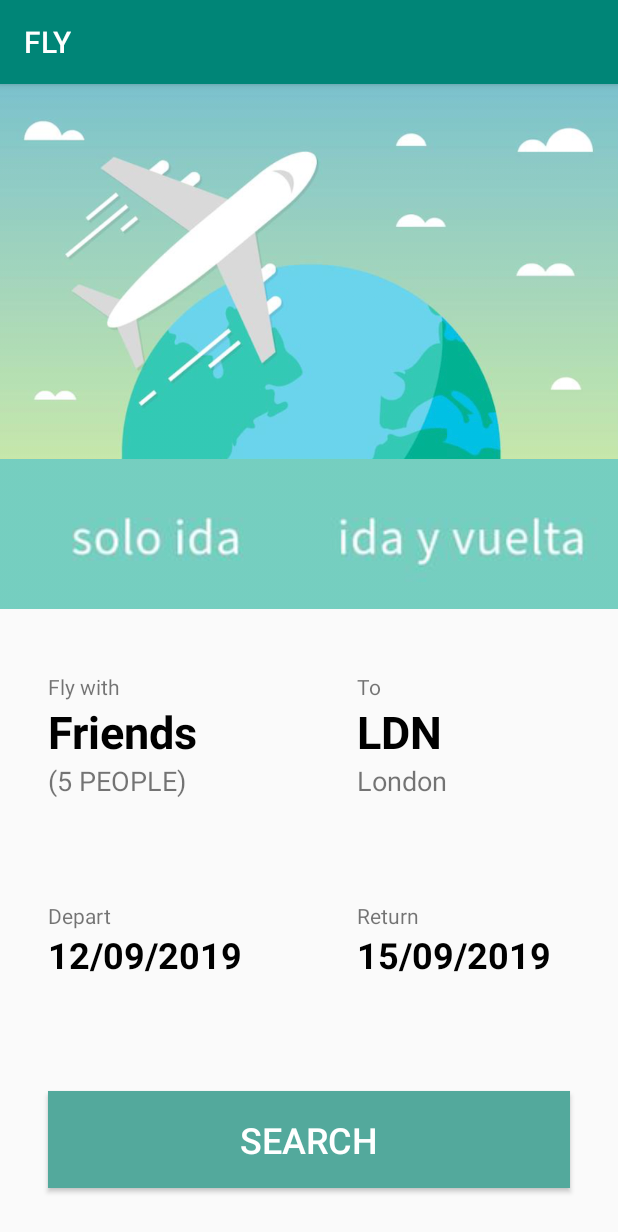
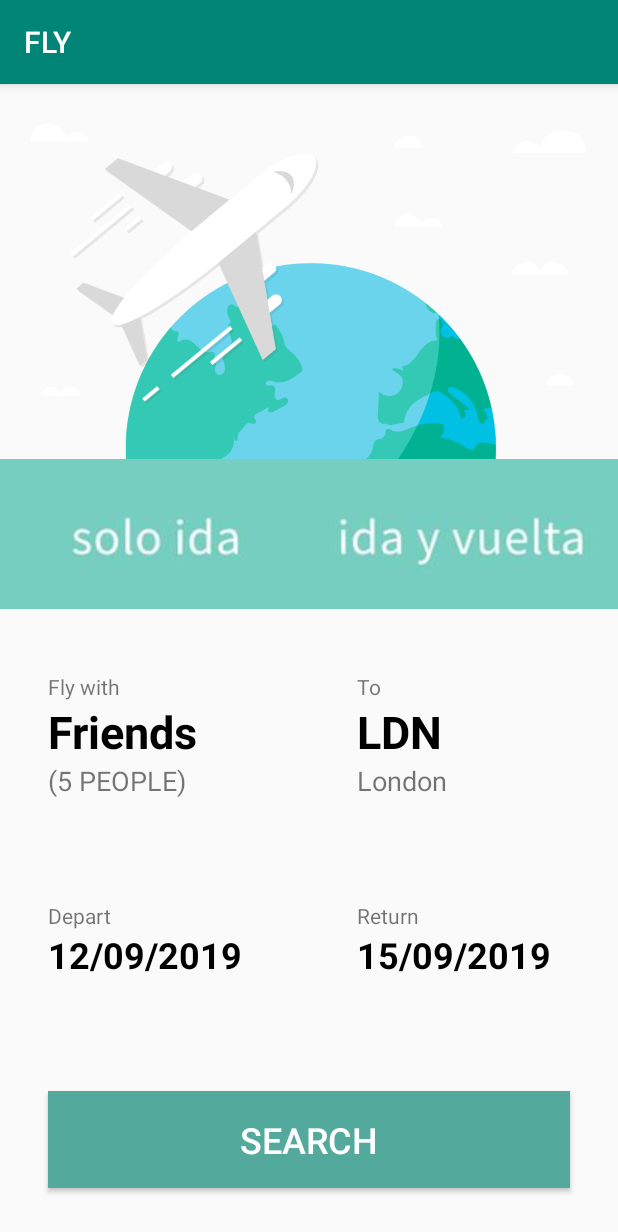
Before and after one commit to andreasluca/coFly, an Android app: the screen it shows after launch (MainActivity), on a phone screen of 412 x 824 dp. Shown: the top 1232 px of the screen. Run offline under Robolectric (Android 15) with nearby library versions, the phone set to English and light mode, and no system bars.

Commit message:
Bck image to wrap content

```diff
--- a/app/src/main/res/layout/activity_main.xml
+++ b/app/src/main/res/layout/activity_main.xml
@@ -6,14 +6,16 @@
         android:layout_width="match_parent"
         android:layout_height="match_parent"
         tools:context=".MainActivity">
+
     <ImageView
+            android:id="@+id/backgroundImage"
             android:layout_width="match_parent"
-            android:layout_height="250dp"
-            app:srcCompat="@drawable/background"
-            android:id="@+id/backgroundImage"
+            android:layout_height="wrap_content"
+            android:adjustViewBounds="true"
+            app:layout_constraintEnd_toEndOf="parent"
+            app:layout_constraintStart_toStartOf="parent"
             app:layout_constraintTop_toTopOf="parent"
-            app:layout_constraintStart_toStartOf="parent"
-            app:layout_constraintEnd_toEndOf="parent"/>
+            app:srcCompat="@drawable/background" />
     <LinearLayout
             android:id="@+id/idaVueltaContainer"
             android:orientation="horizontal"
```
Also changed, not shown: app/src/main/res/drawable/background.png.
